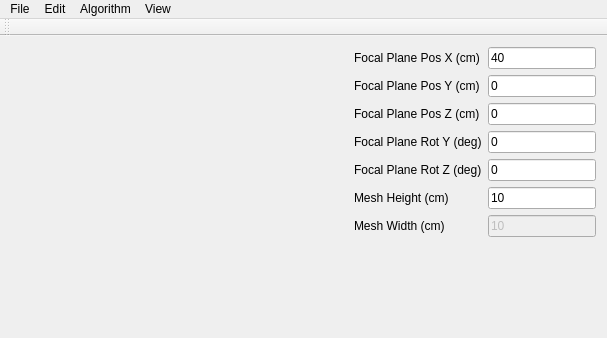
The window that Target_Surface/mainwindow.ui (fireg958/Caustic-Design) describes before a commit, drawn with Qt 5.
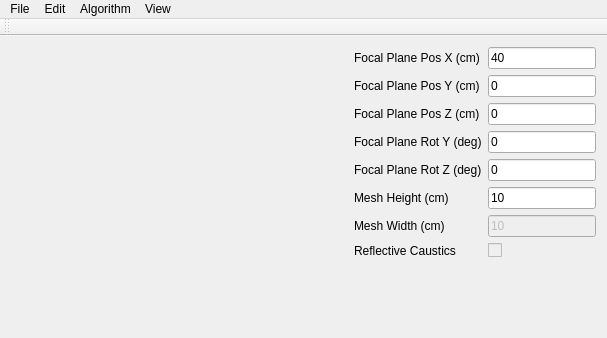
The same window after the commit. Custom widgets are drawn as their Qt base class.

Commit message: removed unused options from GUI

What changed in the file:
```diff
--- a/Target_Surface/mainwindow.ui
+++ b/Target_Surface/mainwindow.ui
@@ -144,6 +144,21 @@
             </widget>
             </item>
 
+            <item row="7" column="0">
+            <widget class="QLabel" name="label_33">
+            <property name="text">
+            <string>Reflective Caustics</string>
+            </property>
+            </widget>
+            </item>
+            <item row="7" column="1">
+            <widget class="QCheckBox" name="meshWidthLineEditx">
+            <property name="enabled">
+            <bool>false</bool>
+            </property>
+            </widget>
+            </item>
+
         </layout>
         </item>
         </layout>
```
The commit also changes 1 other file.
